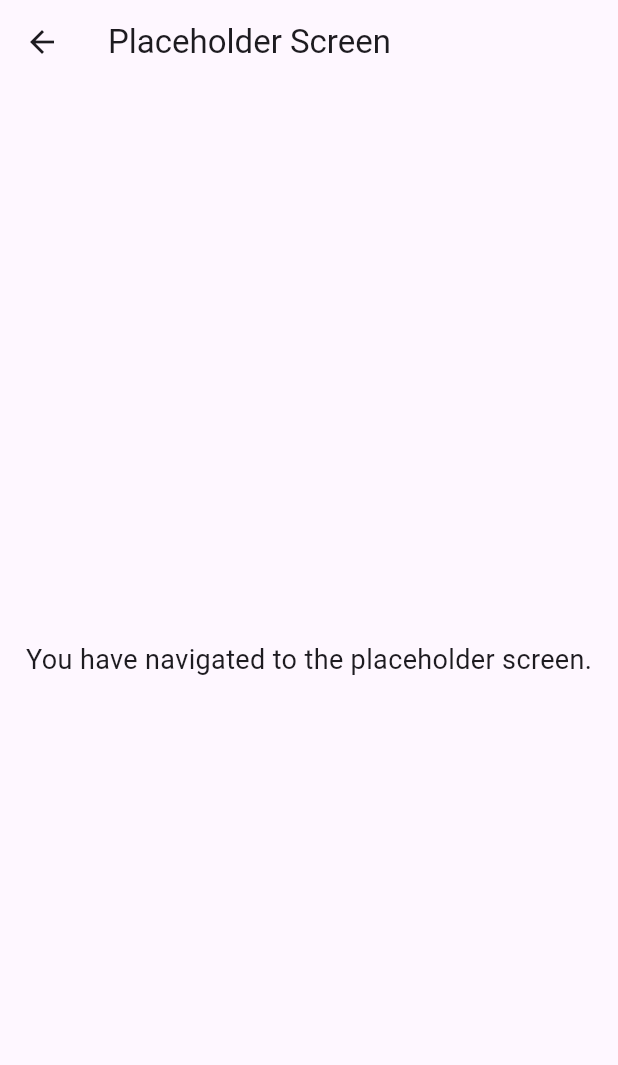
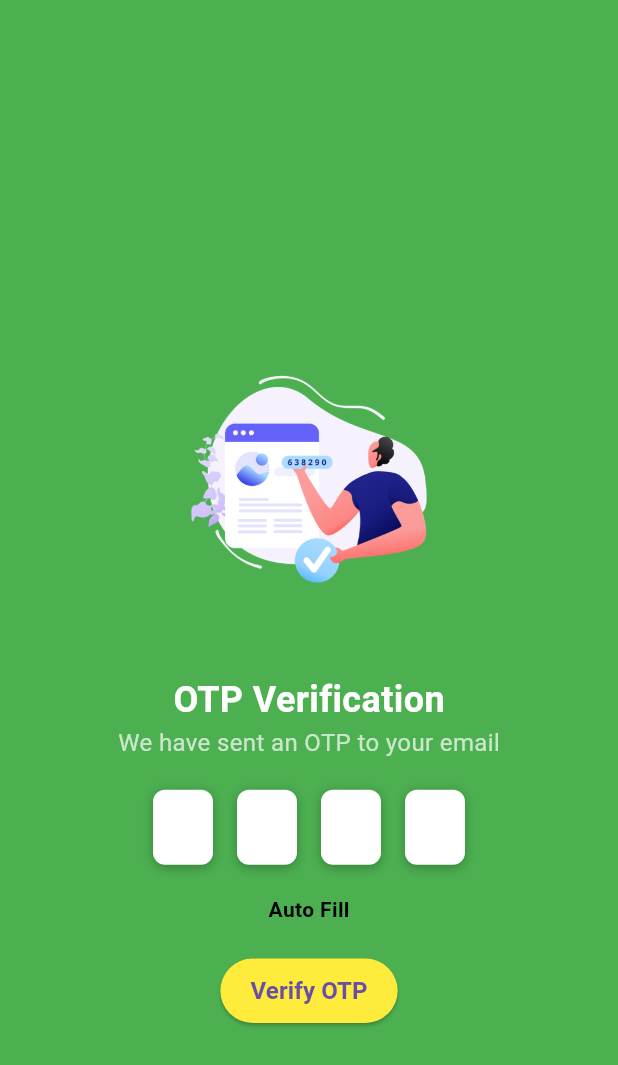
Before and after one commit to white-hacker-irfu/school_see_app_final, a Flutter app: the ForgotPasswordPage screen opened directly, after a tap on "Validate OTP", on a phone screen of 412 x 824 dp. Shown: the top 1065 px of the screen. Run offline on Flutter 3.47's test engine with Material 3 defaults, Android fonts, the phone set to English and light mode, and no system bars; our stand-ins replace carousel_slider, curved_navigation_bar, flutter_map, latlong2, percent_indicator; Roboto replaces fonts that are missing (Arial).

Commit message:
Updated Code

```diff
--- a/lib/attendence_page.dart
+++ b/lib/attendence_page.dart
@@ -157,23 +157,7 @@
           ),
         ),
       ),
-      bottomNavigationBar: CurvedNavigationBar(
-        backgroundColor: Colors.transparent, // Background behind the navigation bar
-        color: Colors.blueGrey, // Color of the navigation bar
-        items: const [
-          Icon(Icons.assignment, size: 30, color: Colors.white), // Assignment icon
-          Icon(Icons.notifications, size: 30, color: Colors.white), // Notifications icon
-          Icon(Icons.home, size: 30, color: Colors.white), // Home icon
-          Icon(Icons.directions_bus, size: 30, color: Colors.white), // Directions icon
-          Icon(Icons.person, size: 30, color: Colors.white), // Profile icon
-        ],
-        index: _selectedIndex, // Set the initial active index
-        onTap: (index) {
-          setState(() {
-            _selectedIndex = index; // Update the selected index when an icon is tapped
-          });
-        },
-      ),
+
     );
   }
 
--- a/lib/forgetpassword.dart
+++ b/lib/forgetpassword.dart
@@ -1,4 +1,5 @@
 import 'package:flutter/material.dart';
+import 'otp_verification.dart';
 
 void main() {
   runApp(const MyApp());
@@ -164,7 +165,7 @@
                       Navigator.push(
                         context,
                         MaterialPageRoute(
-                          builder: (context) => const PlaceholderScreen(),
+                          builder: (context) => OTPVerificationScreen(),
                         ),
                       );
                     },
--- a/lib/main.dart
+++ b/lib/main.dart
@@ -2,6 +2,7 @@
 import 'registrationpage.dart';
 import 'forgetpassword.dart';
 import 'navigation.dart';
+import 'dashboard_screen.dart';
 
 void main() {
   runApp(const SchoolSeeApp());
@@ -170,7 +171,9 @@
           onPressed: () {
             Navigator.pushReplacement(
               context,
-              MaterialPageRoute(builder: (_) => const Navigation()),
+              MaterialPageRoute(
+                builder: (_) => Navigation(initialScreen: const DashboardScreen()), // Pass initialScreen
+              ),
             );
           },
           style: ElevatedButton.styleFrom(
@@ -187,6 +190,7 @@
             ),
           ),
         ),
+
         const SizedBox(height: 10),
         Row(
           mainAxisAlignment: MainAxisAlignment.spaceBetween,
--- /dev/null
+++ b/lib/otp_verification.dart
@@ -0,0 +1,92 @@
+import 'package:flutter/material.dart';
+import '../widgets/otp_input_field.dart';
+
+class OTPVerificationScreen extends StatefulWidget {
+  @override
+  _OTPVerificationScreenState createState() => _OTPVerificationScreenState();
+}
+
+class _OTPVerificationScreenState extends State<OTPVerificationScreen> {
+  TextEditingController otpController = TextEditingController();
+
+  void verifyOTP(String otp) {
+    print("Entered OTP: $otp"); // Replace with actual verification logic
+  }
+
+  @override
+  Widget build(BuildContext context) {
+    return Scaffold(
+      backgroundColor: Colors.green,
+      body: Column(
+        mainAxisAlignment: MainAxisAlignment.center,
+        children: [
+          const SizedBox(height: 80),
+
+          // OTP Security Image
+          Image.asset(
+            'assets/images/otp-security.png',
+            width: 200,
+            height: 200,
+            fit: BoxFit.contain,
+          ),
+
+          const SizedBox(height: 30),
+
+          // OTP Text
+          const Text(
+            "OTP Verification",
+            style: TextStyle(
+              fontSize: 24,
+              fontWeight: FontWeight.bold,
+              color: Colors.white,
+            ),
+          ),
+          const Text(
+            "We have sent an OTP to your email",
+            style: TextStyle(fontSize: 16, color: Colors.white70),
+          ),
+
+          const SizedBox(height: 20),
+
+          // OTP Input Field with Reduced Size and Spacing
+          OTPInputField(
+            controller: otpController,
+            onCompleted: verifyOTP,
+            boxWidth: 40, // Reduced width of the OTP boxes
+            boxHeight: 50, // Reduced height of the OTP boxes
+            boxSpacing: 16, // Reduced spacing between boxes
+          ),
+
+          const SizedBox(height: 20),
+
+          // "Auto Fill" Text
+          const Text(
+            "Auto Fill",
+            style: TextStyle(
+              fontSize: 14,
+              fontWeight: FontWeight.bold,
+              color: Colors.black, // Changed to bold black
+            ),
+          ),
+
+          const SizedBox(height: 20),
+
+          // Verification Button with Reduced Size
+          ElevatedButton(
+            style: ElevatedButton.styleFrom(
+              backgroundColor: Colors.yellow,
+              padding: const EdgeInsets.symmetric(horizontal: 20, vertical: 10),
+            ),
+            onPressed: () {
+              verifyOTP(otpController.text);
+            },
+            child: const Text(
+              "Verify OTP",
+              style: TextStyle(fontSize: 16, fontWeight: FontWeight.bold),
+            ),
+          ),
+        ],
+      ),
+    );
+  }
+}
--- /dev/null
+++ b/lib/widgets/otp_input_field.dart
@@ -0,0 +1,68 @@
+import 'package:flutter/material.dart';
+
+class OTPInputField extends StatelessWidget {
+  final TextEditingController controller;
+  final void Function(String) onCompleted;
+  final double boxWidth;
+  final double boxHeight;
+  final double boxSpacing;
+
+  OTPInputField({
+    required this.controller,
+    required this.onCompleted,
+    this.boxWidth = 50, // Default width
+    this.boxHeight = 60, // Default height
+    this.boxSpacing = 200, // Default spacing
+  });
+
+  @override
+  Widget build(BuildContext context) {
+    return Row(
+      mainAxisAlignment: MainAxisAlignment.center,
+      children: List.generate(4, (index) {
+        return Container(
+          width: boxWidth,
+          height: boxHeight,
+          margin: EdgeInsets.symmetric(horizontal: boxSpacing / 2),
+          decoration: BoxDecoration(
+            color: Colors.white,
+            borderRadius: BorderRadius.circular(8),
+            boxShadow: [
+              BoxShadow(
+                color: Colors.black26,
+                blurRadius: 5,
+                offset: Offset(0, 2),
+              ),
+            ],
+          ),
+          child: TextField(
+            controller: TextEditingController()
+              ..text = controller.text.length > index
+                  ? controller.text[index]
+                  : '',
+            onChanged: (value) {
+              if (value.length == 1 && index < 5) {
+                FocusScope.of(context).nextFocus();
+              } else if (value.isEmpty && index > 0) {
+                FocusScope.of(context).previousFocus();
+              }
+              controller.text = controller.text.replaceRange(
+                  index, index + 1, value.isNotEmpty ? value : '');
+              if (controller.text.length == 6) {
+                onCompleted(controller.text);
+              }
+            },
+            textAlign: TextAlign.center,
+            style: const TextStyle(fontSize: 18, fontWeight: FontWeight.bold),
+            keyboardType: TextInputType.number,
+            maxLength: 1,
+            decoration: const InputDecoration(
+              counterText: "",
+              border: InputBorder.none,
+            ),
+          ),
+        );
+      }),
+    );
+  }
+}
--- a/pubspec.yaml
+++ b/pubspec.yaml
@@ -91,6 +91,7 @@
     - assets/images/statistics.png
     - assets/images/trigonometry.png
     - assets/images/vector.jpg
+    - assets/images/otp-security.png
 
 
 
```
Also changed, not shown: lib/dashboard_screen.dart (+8 -15 lines), lib/navigation.dart (+34 -19 lines), lib/widgets/verify_button.dart (added, +28 -0 lines), assets/images/otp-security.png (added).
